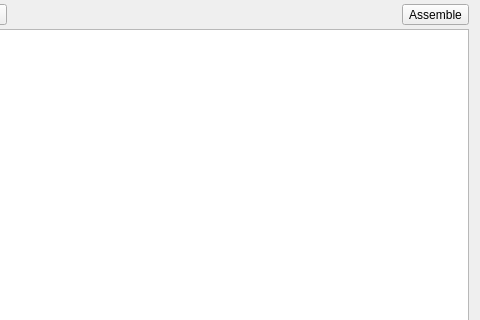
First picture: the form in assemblerwidget.ui, repository rjaremczak/mo65x, before the edit; both pictures show x 196 to 676 and y 0 to 320 of the 676 by 459 pixel window.
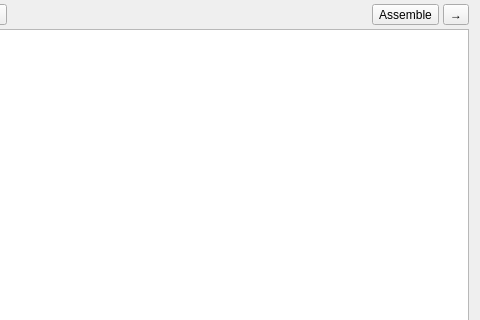
Second picture: the form after the edit.

Patch:
```diff
--- a/assemblerwidget.ui
+++ b/assemblerwidget.ui
@@ -70,6 +70,13 @@
        </property>
       </widget>
      </item>
+     <item>
+      <widget class="QToolButton" name="goToOrigin">
+       <property name="text">
+        <string>→</string>
+       </property>
+      </widget>
+     </item>
     </layout>
    </item>
    <item>
```
